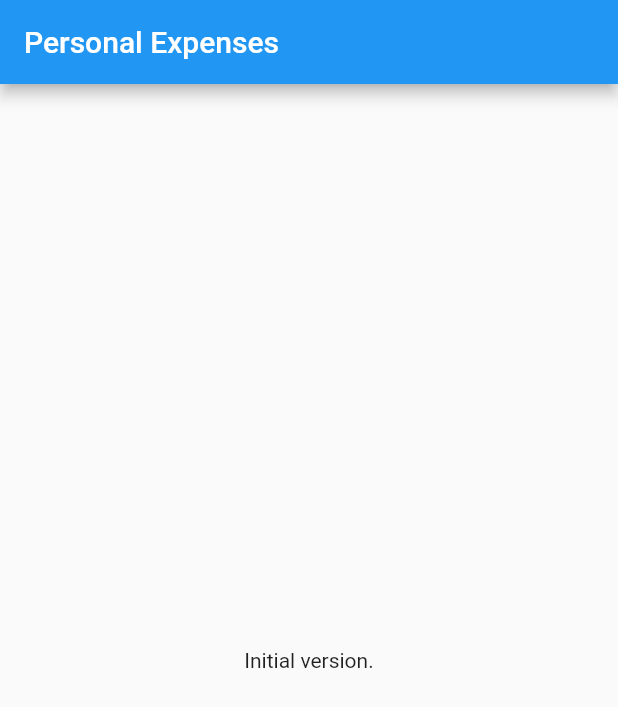
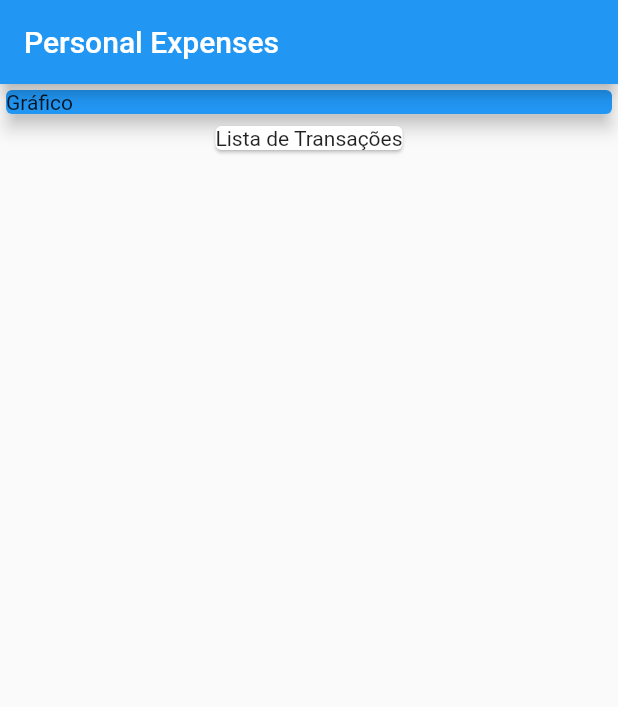
Before and after one commit to RamonGiovane/personal_expenses, a Flutter app: the screen it shows after launch, on a phone screen of 412 x 824 dp. Shown: the top 707 px of the screen. Run offline on Flutter 3.47's test engine with Material 2 defaults, Android fonts, the phone set to English and light mode, and no system bars.

Commit message:
[ADD] Adding basic widgets

```diff
--- a/lib/main.dart
+++ b/lib/main.dart
@@ -19,8 +19,20 @@ class MyHomePage extends StatelessWidget {
         appBar: AppBar(
           title: Text('Personal Expenses'),
         ),
-        body: Center(
-          child: Text("Initial version."),
+        body: Column(
+          children: <Widget>[
+            Container(
+              width:  double.infinity,
+              child: Card(
+                color: Colors.blue,
+                child: Text("Gráfico"),
+                elevation: 5,
+              ),
+            ),
+            Card(
+              child: Text("Lista de Transações"),
+            )
+          ],
         ),
       ),
     );
```
